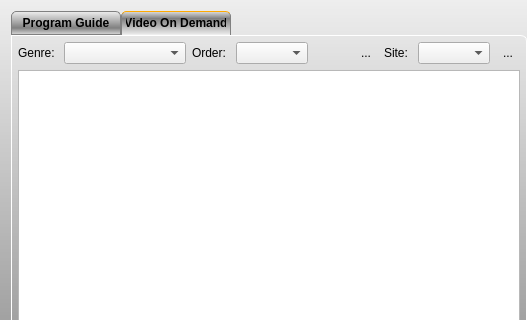
Old version of the form forms/recorder_inc.ui in the repository code-google-com/vlc-record; both pictures show x 0 to 527 and y 0 to 320 of the 937 by 656 pixel window.
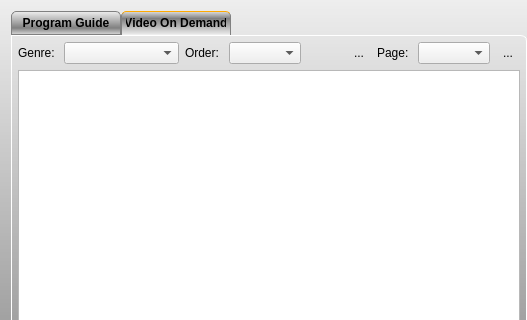
New version of the form. The open tabs and pages were chosen to show the change. Icons and pictures are not drawn. Custom widgets are drawn as their Qt base class.

Commit message: buffer last seen VOD page content to restore on "back from video info"

```diff
--- a/forms/recorder_inc.ui
+++ b/forms/recorder_inc.ui
@@ -668,7 +668,7 @@
           <item>
            <widget class="QLabel" name="label">
             <property name="text">
-             <string>Site: </string>
+             <string>Page: </string>
             </property>
            </widget>
           </item>
```
The commit also changes 8 other files.
